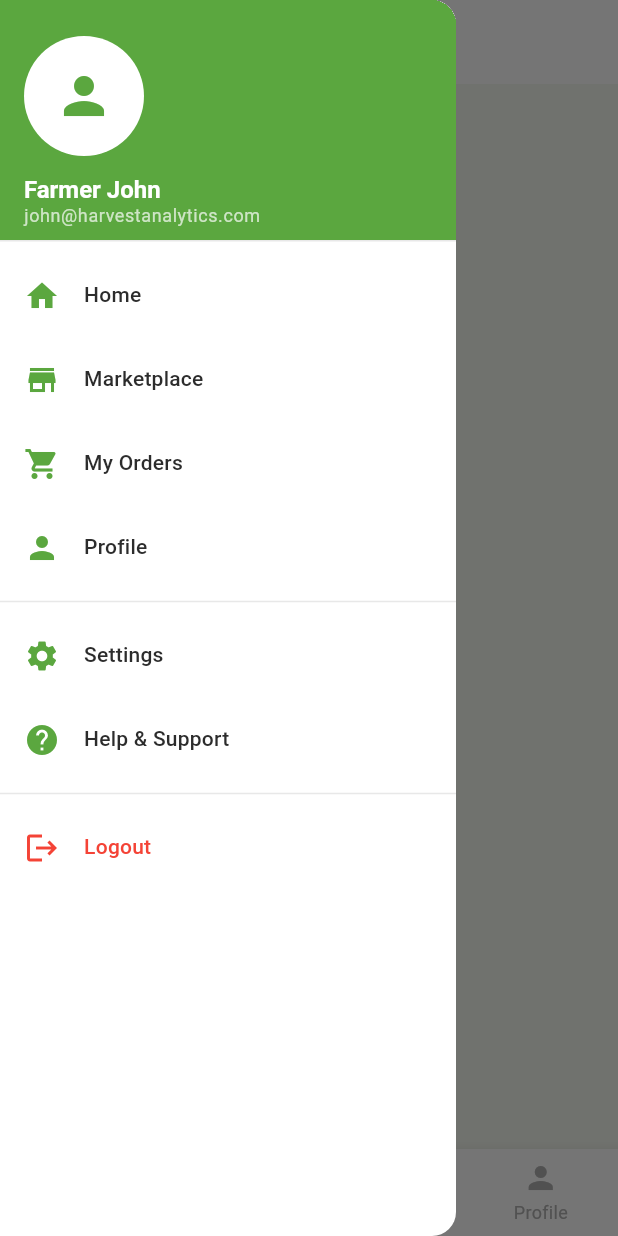
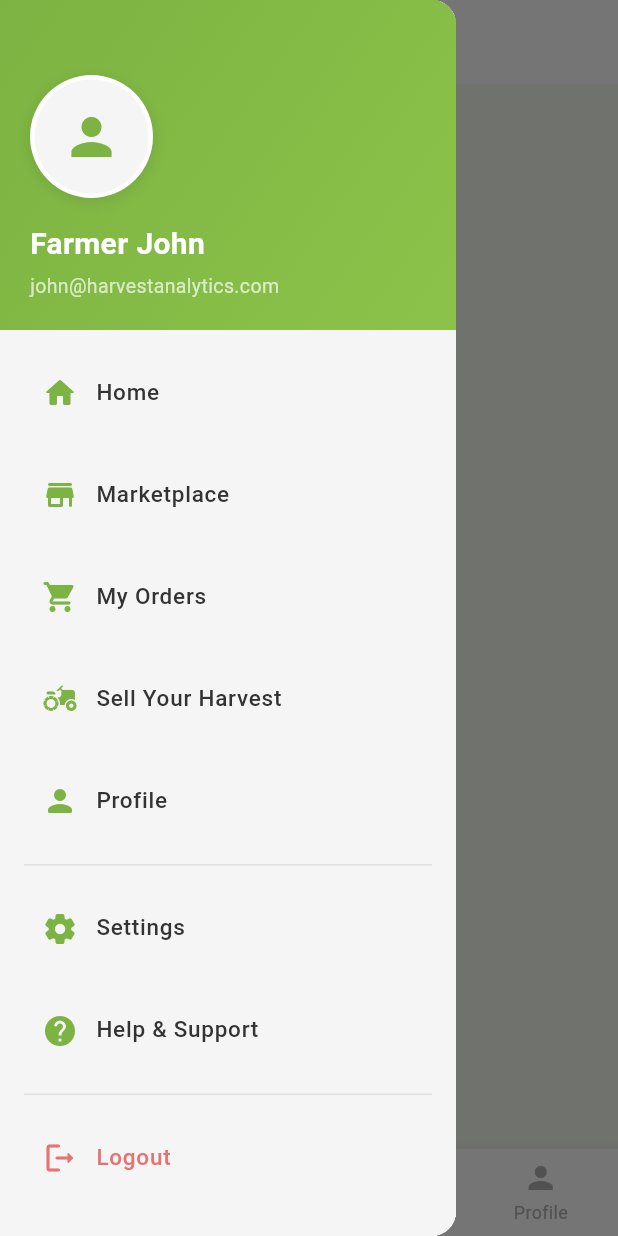
Before and after one commit to bernardo0921/Agri-Guide, a Flutter app: the HomeScreen screen opened by its route, with the side drawer open, on a phone screen of 412 x 824 dp. Run offline on Flutter 3.47's test engine with Material 3 defaults, Android fonts, the phone set to English and light mode, and no system bars.

Commit message:
don't know what change was made by vscode

```diff
--- a/lib/main.dart
+++ b/lib/main.dart
@@ -7,7 +7,7 @@ void main() {
 }
 
 class HarvestAnalyticsApp extends StatelessWidget {
-  const HarvestAnalyticsApp({Key? key}) : super(key: key);
+  const HarvestAnalyticsApp({super.key});
 
   @override
   Widget build(BuildContext context) {
--- a/lib/screens/home/drawer_screen.dart
+++ b/lib/screens/home/drawer_screen.dart
@@ -1,148 +1,174 @@
 import 'package:flutter/material.dart';
-
 
 // App Drawer
 class AppDrawer extends StatelessWidget {
-  const AppDrawer({Key? key}) : super(key: key);
+  const AppDrawer({super.key});
 
   @override
   Widget build(BuildContext context) {
     return Drawer(
+      child: Container(
+        color: const Color(
+          0xFFF5F5F5,
+        ), // Light background matching your screens
         child: ListView(
           padding: EdgeInsets.zero,
           children: [
             // Drawer Header
-          DrawerHeader(
-            decoration: BoxDecoration(
-              color: Theme.of(context).primaryColor,
+            Container(
+              padding: const EdgeInsets.fromLTRB(20, 50, 20, 20),
+              decoration: const BoxDecoration(
+                gradient: LinearGradient(
+                  begin: Alignment.topLeft,
+                  end: Alignment.bottomRight,
+                  colors: [
+                    Color(0xFF7CB342), // Matching green from your app
+                    Color(0xFF8BC34A),
+                  ],
+                ),
               ),
               child: Column(
                 crossAxisAlignment: CrossAxisAlignment.start,
-              mainAxisAlignment: MainAxisAlignment.end,
                 children: [
-                CircleAvatar(
-                  radius: 40,
-                  backgroundColor: Colors.white,
+                  Container(
+                    padding: const EdgeInsets.all(3),
+                    decoration: BoxDecoration(
+                      color: Colors.white,
+                      shape: BoxShape.circle,
+                      boxShadow: [
+                        BoxShadow(
+                          color: Colors.black.withOpacity(0.1),
+                          blurRadius: 8,
+                          offset: const Offset(0, 2),
+                        ),
+                      ],
+                    ),
+                    child: const CircleAvatar(
+                      radius: 38,
+                      backgroundColor: Color(0xFFF5F5F5),
                       child: Icon(
                         Icons.person,
                         size: 40,
-                    color: Theme.of(context).primaryColor,
+                        color: Color(0xFF7CB342),
                       ),
                     ),
-                const SizedBox(height: 12),
-                Text(
+                  ),
+                  const SizedBox(height: 16),
+                  const Text(
                     'Farmer John',
-                  style: Theme.of(context).textTheme.titleLarge?.copyWith(
+                    style: TextStyle(
                       color: Colors.white,
+                      fontSize: 20,
                       fontWeight: FontWeight.bold,
                     ),
                   ),
-                Text(
+                  const SizedBox(height: 4),
+                  const Text(
                     'john@harvestanalytics.com',
-                  style: Theme.of(context).textTheme.bodySmall?.copyWith(
-                        color: Colors.white70,
-                      ),
+                    style: TextStyle(color: Colors.white70, fontSize: 13),
                   ),
                 ],
               ),
             ),
+            const SizedBox(height: 8),
             // Menu Items
-          ListTile(
+            _buildMenuItem(
+              context,
+              icon: Icons.home_rounded,
+              title: 'Home',
+              onTap: () => Navigator.pop(context),
+            ),
+            _buildMenuItem(
+              context,
+              icon: Icons.store_rounded,
+              title: 'Marketplace',
+              onTap: () => Navigator.pop(context),
+            ),
+            _buildMenuItem(
+              context,
+              icon: Icons.shopping_cart_rounded,
+              title: 'My Orders',
+              onTap: () => Navigator.pop(context),
+            ),
+            _buildMenuItem(
+              context,
+              icon: Icons.agriculture_rounded,
+              title: 'Sell Your Harvest',
+              onTap: () => Navigator.pop(context),
+            ),
+            _buildMenuItem(
+              context,
+              icon: Icons.person_rounded,
+              title: 'Profile',
+              onTap: () => Navigator.pop(context),
+            ),
+            const Padding(
+              padding: EdgeInsets.symmetric(horizontal: 16, vertical: 8),
+              child: Divider(color: Color(0xFFE0E0E0), height: 1),
+            ),
+            _buildMenuItem(
+              context,
+              icon: Icons.settings_rounded,
+              title: 'Settings',
+              onTap: () => Navigator.pop(context),
+            ),
+            _buildMenuItem(
+              context,
+              icon: Icons.help_rounded,
+              title: 'Help & Support',
+              onTap: () => Navigator.pop(context),
+            ),
+            const Padding(
+              padding: EdgeInsets.symmetric(horizontal: 16, vertical: 8),
+              child: Divider(color: Color(0xFFE0E0E0), height: 1),
+            ),
+            _buildMenuItem(
+              context,
+              icon: Icons.logout_rounded,
+              title: 'Logout',
+              iconColor: const Color(0xFFE57373),
+              textColor: const Color(0xFFE57373),
+              onTap: () => Navigator.pop(context),
+            ),
+            const SizedBox(height: 20),
+          ],
+        ),
+      ),
+    );
+  }
+
+  Widget _buildMenuItem(
+    BuildContext context, {
+    required IconData icon,
+    required String title,
+    required VoidCallback onTap,
+    Color? iconColor,
+    Color? textColor,
+  }) {
+    return Container(
+      margin: const EdgeInsets.symmetric(horizontal: 12, vertical: 2),
+      decoration: BoxDecoration(
+        borderRadius: BorderRadius.circular(12),
+        color: Colors.transparent,
+      ),
+      child: ListTile(
+        shape: RoundedRectangleBorder(borderRadius: BorderRadius.circular(12)),
         leading: Icon(
-              Icons.home,
-              color: Theme.of(context).primaryColor,
+          icon,
+          color: iconColor ?? const Color(0xFF7CB342),
+          size: 24,
         ),
         title: Text(
-              'Home',
-              style: Theme.of(context).textTheme.titleMedium,
-            ),
-            onTap: () {
-              Navigator.pop(context);
-            },
-          ),
-          ListTile(
-            leading: Icon(
-              Icons.store,
-              color: Theme.of(context).primaryColor,
-            ),
-            title: Text(
-              'Marketplace',
-              style: Theme.of(context).textTheme.titleMedium,
-            ),
-            onTap: () {
-              Navigator.pop(context);
-            },
-          ),
-          ListTile(
-            leading: Icon(
-              Icons.shopping_cart,
-              color: Theme.of(context).primaryColor,
-            ),
-            title: Text(
-              'My Orders',
-              style: Theme.of(context).textTheme.titleMedium,
-            ),
-            onTap: () {
-              Navigator.pop(context);
-            },
-          ),
-          ListTile(
-            leading: Icon(
-              Icons.person,
-              color: Theme.of(context).primaryColor,
-            ),
-            title: Text(
-              'Profile',
-              style: Theme.of(context).textTheme.titleMedium,
-            ),
-            onTap: () {
-              Navigator.pop(context);
-            },
-          ),
-          const Divider(),
-          ListTile(
-            leading: Icon(
-              Icons.settings,
-              color: Theme.of(context).primaryColor,
-            ),
-            title: Text(
-              'Settings',
-              style: Theme.of(context).textTheme.titleMedium,
-            ),
-            onTap: () {
-              Navigator.pop(context);
-            },
-          ),
-          ListTile(
-            leading: Icon(
-              Icons.help,
-              color: Theme.of(context).primaryColor,
-            ),
-            title: Text(
-              'Help & Support',
-              style: Theme.of(context).textTheme.titleMedium,
-            ),
-            onTap: () {
-              Navigator.pop(context);
-            },
-          ),
-          const Divider(),
-          ListTile(
-            leading: Icon(
-              Icons.logout,
-              color: Colors.red,
-            ),
-            title: Text(
-              'Logout',
-              style: Theme.of(context).textTheme.titleMedium?.copyWith(
-                    color: Colors.red,
+          title,
+          style: TextStyle(
+            fontSize: 15,
+            fontWeight: FontWeight.w500,
+            color: textColor ?? const Color(0xFF333333),
           ),
         ),
-            onTap: () {
-              Navigator.pop(context);
-            },
-          ),
-        ],
+        onTap: onTap,
+        contentPadding: const EdgeInsets.symmetric(horizontal: 16, vertical: 4),
+        horizontalTitleGap: 12,
       ),
     );
   }
--- a/lib/screens/home/home_screen.dart
+++ b/lib/screens/home/home_screen.dart
@@ -2,7 +2,7 @@ import 'package:agri_guide/screens/home/drawer_screen.dart';
 import 'package:flutter/material.dart';
 
 class HomeScreen extends StatefulWidget {
-  const HomeScreen({Key? key}) : super(key: key);
+  const HomeScreen({super.key});
 
   @override
   State<HomeScreen> createState() => _HomeScreenState();
@@ -66,7 +66,7 @@ class _HomeScreenState extends State<HomeScreen> {
 
 // Home Page Content
 class HomePageContent extends StatelessWidget {
-  const HomePageContent({Key? key}) : super(key: key);
+  const HomePageContent({super.key});
 
   @override
   Widget build(BuildContext context) {
@@ -94,7 +94,7 @@ class HomePageContent extends StatelessWidget {
 
 // Marketplace Page Content
 class MarketplacePageContent extends StatelessWidget {
-  const MarketplacePageContent({Key? key}) : super(key: key);
+  const MarketplacePageContent({super.key});
 
   @override
   Widget build(BuildContext context) {
@@ -117,7 +117,7 @@ class MarketplacePageContent extends StatelessWidget {
 
 // Orders Page Content
 class OrdersPageContent extends StatelessWidget {
-  const OrdersPageContent({Key? key}) : super(key: key);
+  const OrdersPageContent({super.key});
 
   @override
   Widget build(BuildContext context) {
@@ -140,7 +140,7 @@ class OrdersPageContent extends StatelessWidget {
 
 // Profile Page Content
 class ProfilePageContent extends StatelessWidget {
-  const ProfilePageContent({Key? key}) : super(key: key);
+  const ProfilePageContent({super.key});
 
   @override
   Widget build(BuildContext context) {
--- a/lib/screens/onboarding_pages/language_screen.dart
+++ b/lib/screens/onboarding_pages/language_screen.dart
@@ -1,7 +1,7 @@
 import 'package:flutter/material.dart';
 
 class LanguageScreen extends StatefulWidget {
-  const LanguageScreen({Key? key}) : super(key: key);
+  const LanguageScreen({super.key});
 
   @override
   State<LanguageScreen> createState() => _LanguageScreenState();
--- a/lib/screens/onboarding_pages/splash_screen.dart
+++ b/lib/screens/onboarding_pages/splash_screen.dart
@@ -2,7 +2,7 @@ import 'package:flutter/material.dart';
 import '../../config/theme.dart';
 
 class SplashScreen extends StatefulWidget {
-  const SplashScreen({Key? key}) : super(key: key);
+  const SplashScreen({super.key});
 
   @override
   State<SplashScreen> createState() => _SplashScreenState();
```
Lines whose indentation alone changed are shown as unchanged.
